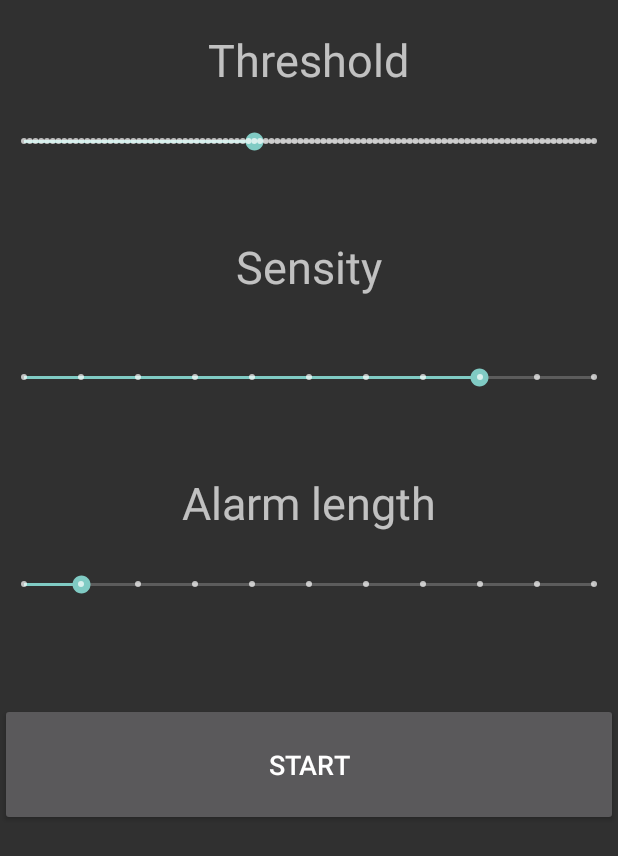
After one commit to marciz1/Driver-assistance-system-Google-Vision, an Android app: the layout activity_settings.xml on its own in the app's theme, with its tools: preview values and no code run, on a phone screen of 412 x 824 dp. The commit adds this screen. Shown: the top 856 px of the screen. Run offline under Robolectric (Android 15) with nearby library versions, the phone set to English and light mode, and no system bars.

Commit message:
Fixed threshold and code refactoring

```diff
--- a/app/src/main/java/com/google/android/gms/samples/vision/face/facetracker/ui/camera/CameraSourcePreview.java
+++ b/app/src/main/java/com/google/android/gms/samples/vision/face/facetracker/ui/camera/CameraSourcePreview.java
@@ -124,8 +124,8 @@ public class CameraSourcePreview extends ViewGroup {
 
     @Override
     protected void onLayout(boolean changed, int left, int top, int right, int bottom) {
-        int width = 320;
-        int height = 240;
+        int width = 1239;
+        int height = 720;
         if (mCameraSource != null) {
             Size size = mCameraSource.getPreviewSize();
             if (size != null) {
--- /dev/null
+++ b/app/src/main/res/layout/activity_settings.xml
@@ -0,0 +1,104 @@
+<?xml version="1.0" encoding="utf-8"?>
+<LinearLayout xmlns:android="http://schemas.android.com/apk/res/android"
+    android:orientation="vertical" android:layout_width="match_parent"
+    android:layout_height="match_parent">
+
+    <TextView
+        android:id="@+id/textView12"
+        android:layout_width="match_parent"
+        android:layout_height="wrap_content" />
+
+    <TextView
+        android:id="@+id/textThreshold"
+        android:layout_width="wrap_content"
+        android:layout_height="wrap_content"
+        android:layout_gravity="center"
+        android:gravity="center"
+        android:text="Threshold"
+        android:textSize="30sp" />
+
+    <TextView
+        android:id="@+id/textView9"
+        android:layout_width="match_parent"
+        android:layout_height="wrap_content" />
+
+    <SeekBar
+        android:id="@+id/seekBarThreshold"
+        style="@style/Widget.AppCompat.SeekBar.Discrete"
+        android:layout_width="match_parent"
+        android:layout_height="30dp"
+        android:max="99"
+        android:progress="40" />
+
+    <TextView
+        android:id="@+id/textView11"
+        android:layout_width="match_parent"
+        android:layout_height="48dp" />
+
+    <TextView
+        android:id="@+id/textSensity"
+        android:layout_width="wrap_content"
+        android:layout_height="wrap_content"
+        android:layout_gravity="center"
+        android:gravity="center"
+        android:text="Sensity"
+        android:textSize="30sp" />
+
+    <TextView
+        android:id="@+id/textView10"
+        android:layout_width="match_parent"
+        android:layout_height="wrap_content" />
+
+    <TextView
+        android:id="@+id/textView5"
+        android:layout_width="match_parent"
+        android:layout_height="wrap_content" />
+
+    <SeekBar
+        android:id="@+id/seekBarSensity"
+        style="@style/Widget.AppCompat.SeekBar.Discrete"
+        android:layout_width="match_parent"
+        android:layout_height="30dp"
+        android:max="10"
+        android:progress="8" />
+
+    <TextView
+        android:id="@+id/textView6"
+        android:layout_width="match_parent"
+        android:layout_height="48dp" />
+
+    <TextView
+        android:id="@+id/textView3"
+        android:layout_width="match_parent"
+        android:layout_height="wrap_content"
+        android:layout_gravity="center"
+        android:gravity="center"
+        android:text="Alarm length"
+        android:textSize="30sp" />
+
+    <TextView
+        android:id="@+id/textView7"
+        android:layout_width="match_parent"
+        android:layout_height="wrap_content" />
+
+    <SeekBar
+        android:id="@+id/seekBarAlarmLength"
+        style="@style/Widget.AppCompat.SeekBar.Discrete"
+        android:layout_width="match_parent"
+        android:layout_height="30dp"
+        android:max="10"
+        android:progress="1" />
+
+    <TextView
+        android:id="@+id/textView4"
+        android:layout_width="match_parent"
+        android:layout_height="64dp" />
+
+    <Button
+        android:id="@+id/button"
+        android:layout_width="match_parent"
+        android:layout_height="82dp"
+        android:text="Start"
+        android:textSize="18sp" />
+
+</LinearLayout>
```
Also changed, not shown: app/build.gradle (+6 -2 lines), app/src/main/AndroidManifest.xml (+7 -3 lines), app/src/main/java/com/google/android/gms/samples/vision/face/facetracker/FaceGraphic.java (+14 -26 lines), app/src/main/java/com/google/android/gms/samples/vision/face/facetracker/FaceTrackerActivity.java (+64 -29 lines), app/src/main/java/com/google/android/gms/samples/vision/face/facetracker/SettingsActivity.java (added, +94 -0 lines), app/src/main/res/drawable-xhdpi/icon.png (deleted), 3 other files.
